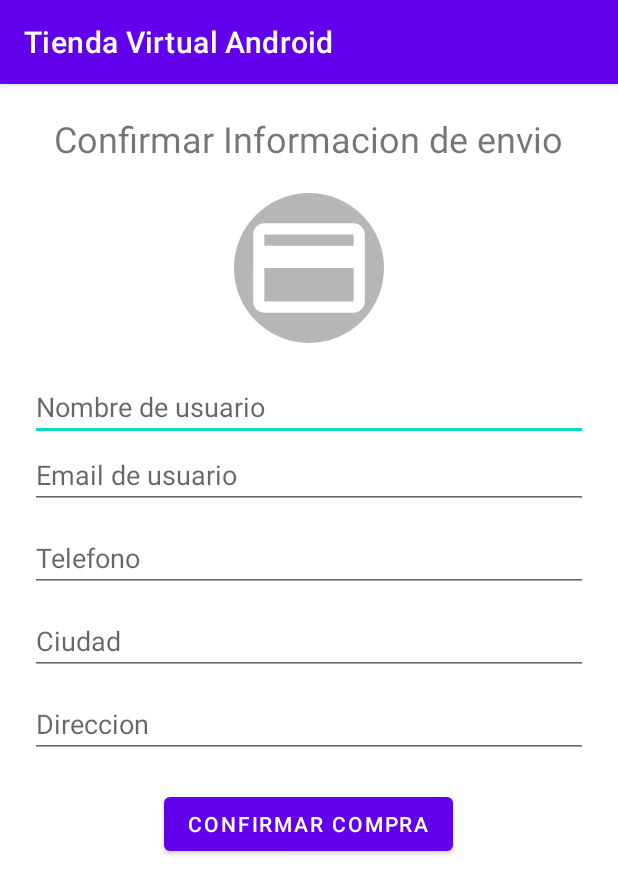
After one commit to andrestejada/tiendaVirtualUcompensar, an Android app: the ConfirmUserInfoActivity screen opened directly, with no data from a screen before it, on a phone screen of 412 x 824 dp. The commit adds this screen. Shown: the top 894 px of the screen. Run offline under Robolectric (Android 15) with nearby library versions, the phone set to English and light mode, and no system bars; 1 statement that could not run was skipped.

Commit message:
creacion de pagina adicionales

```diff
--- a/app/src/main/AndroidManifest.xml
+++ b/app/src/main/AndroidManifest.xml
@@ -16,6 +16,12 @@
         android:supportsRtl="true"
         android:theme="@style/Theme.TiendaVirtualAndroid"
         tools:targetApi="31">
+        <activity
+            android:name=".PurchaseCompleateActivity"
+            android:exported="false" />
+        <activity
+            android:name=".ConfirmUserInfoActivity"
+            android:exported="false" />
         <activity
             android:name=".LocationActivity"
             android:exported="false" />
--- /dev/null
+++ b/app/src/main/java/com/example/tiendavirtualandroid/ConfirmUserInfoActivity.kt
@@ -0,0 +1,25 @@
+package com.example.tiendavirtualandroid
+
+import androidx.appcompat.app.AppCompatActivity
+import android.os.Bundle
+import android.widget.Button
+import android.widget.EditText
+
+class ConfirmUserInfoActivity : AppCompatActivity() {
+
+    private lateinit var name : EditText
+    private lateinit var email : EditText
+    private lateinit var phone : EditText
+    private lateinit var address : EditText
+    private lateinit var city : EditText
+    private lateinit var btnConfirmPurchase : Button
+
+    override fun onCreate(savedInstanceState: Bundle?) {
+        super.onCreate(savedInstanceState)
+        setContentView(R.layout.activity_confirm_user_info)
+
+        btnConfirmPurchase.setOnClickListener {
+            name.text.toString()
+        }
+    }
+}
--- /dev/null
+++ b/app/src/main/res/drawable/baseline_check_circle_24.xml
@@ -0,0 +1,5 @@
+<vector android:height="24dp" android:tint="#56C649"
+    android:viewportHeight="24" android:viewportWidth="24"
+    android:width="24dp" xmlns:android="http://schemas.android.com/apk/res/android">
+    <path android:fillColor="@android:color/white" android:pathData="M12,2C6.48,2 2,6.48 2,12s4.48,10 10,10 10,-4.48 10,-10S17.52,2 12,2zM10,17l-5,-5 1.41,-1.41L10,14.17l7.59,-7.59L19,8l-9,9z"/>
+</vector>
--- /dev/null
+++ b/app/src/main/res/drawable/baseline_markunread_mailbox_24.xml
@@ -0,0 +1,5 @@
+<vector android:height="24dp" android:tint="#FFFFFF"
+    android:viewportHeight="24" android:viewportWidth="24"
+    android:width="24dp" xmlns:android="http://schemas.android.com/apk/res/android">
+    <path android:fillColor="@android:color/white" android:pathData="M20,6H10v6H8V4h6V0H6v6H4c-1.1,0 -2,0.9 -2,2v12c0,1.1 0.9,2 2,2h16c1.1,0 2,-0.9 2,-2V8c0,-1.1 -0.9,-2 -2,-2z"/>
+</vector>
--- /dev/null
+++ b/app/src/main/res/drawable/baseline_payment_24.xml
@@ -0,0 +1,5 @@
+<vector android:height="24dp" android:tint="#FFFFFF"
+    android:viewportHeight="24" android:viewportWidth="24"
+    android:width="24dp" xmlns:android="http://schemas.android.com/apk/res/android">
+    <path android:fillColor="@android:color/white" android:pathData="M20,4L4,4c-1.11,0 -1.99,0.89 -1.99,2L2,18c0,1.11 0.89,2 2,2h16c1.11,0 2,-0.89 2,-2L22,6c0,-1.11 -0.89,-2 -2,-2zM20,18L4,18v-6h16v6zM20,8L4,8L4,6h16v2z"/>
+</vector>
--- /dev/null
+++ b/app/src/main/res/layout/activity_confirm_user_info.xml
@@ -0,0 +1,77 @@
+<?xml version="1.0" encoding="utf-8"?>
+<LinearLayout xmlns:android="http://schemas.android.com/apk/res/android"
+    android:layout_width="match_parent"
+    android:layout_height="match_parent"
+    android:gravity="center_horizontal"
+    android:orientation="vertical"
+    android:padding="20dp">
+
+    <TextView
+        android:layout_width="wrap_content"
+        android:layout_height="wrap_content"
+        android:layout_marginBottom="20dp"
+        android:text="Confirmar Informacion de envio"
+        android:textSize="24sp" />
+
+    <ImageView
+        android:layout_width="100dp"
+        android:layout_height="100dp"
+        android:layout_marginBottom="20dp"
+        android:background="@drawable/bg_round"
+        android:padding="5dp"
+        android:scaleType="centerCrop"
+        android:src="@drawable/baseline_payment_24" />
+
+    <EditText
+        android:id="@+id/username"
+        android:layout_width="match_parent"
+        android:layout_height="wrap_content"
+        android:hint="Nombre de usuario"
+        android:inputType="text"
+        android:maxLines="1" />
+
+    <EditText
+        android:id="@+id/email"
+        android:layout_width="match_parent"
+        android:layout_height="wrap_content"
+        android:hint="Email de usuario"
+        android:inputType="textEmailAddress"
+        android:maxLines="1" />
+
+    <EditText
+        android:id="@+id/phone"
+        android:layout_width="match_parent"
+        android:layout_height="wrap_content"
+        android:layout_marginTop="10dp"
+        android:hint="Telefono"
+        android:inputType="phone"
+        android:maxLines="1" />
+
+    <EditText
+        android:id="@+id/city"
+        android:layout_width="match_parent"
+        android:layout_height="wrap_content"
+        android:layout_marginTop="10dp"
+        android:hint="Ciudad"
+        android:inputType="text"
+        android:maxLines="1" />
+
+    <EditText
+        android:id="@+id/address"
+        android:layout_width="match_parent"
+        android:layout_height="wrap_content"
+        android:layout_marginTop="10dp"
+        android:hint="Direccion"
+        android:inputType="text"
+        android:maxLines="1" />
+
+    <!-- Botón para iniciar sesión -->
+    <Button
+        android:id="@+id/btnConfirmDelivery"
+        android:layout_width="wrap_content"
+        android:layout_height="wrap_content"
+        android:layout_marginTop="20dp"
+        android:text="Confirmar Compra" />
+
+
+</LinearLayout>
```
Also changed, not shown: app/src/main/java/com/example/tiendavirtualandroid/PurchaseCompleateActivity.kt (added, +11 -0 lines), app/src/main/java/com/example/tiendavirtualandroid/ShoppingCartActivity.kt (+8 -0 lines), app/src/main/res/layout/activity_purchase_compleate.xml (added, +49 -0 lines), app/src/main/res/layout/activity_shopping_cart.xml (+23 -3 lines).
